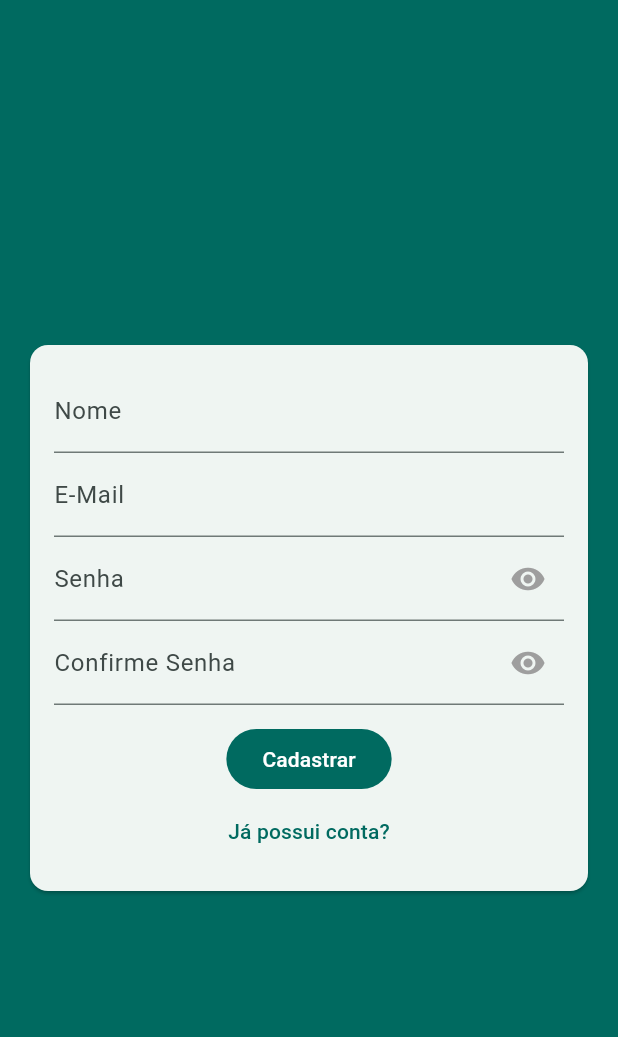
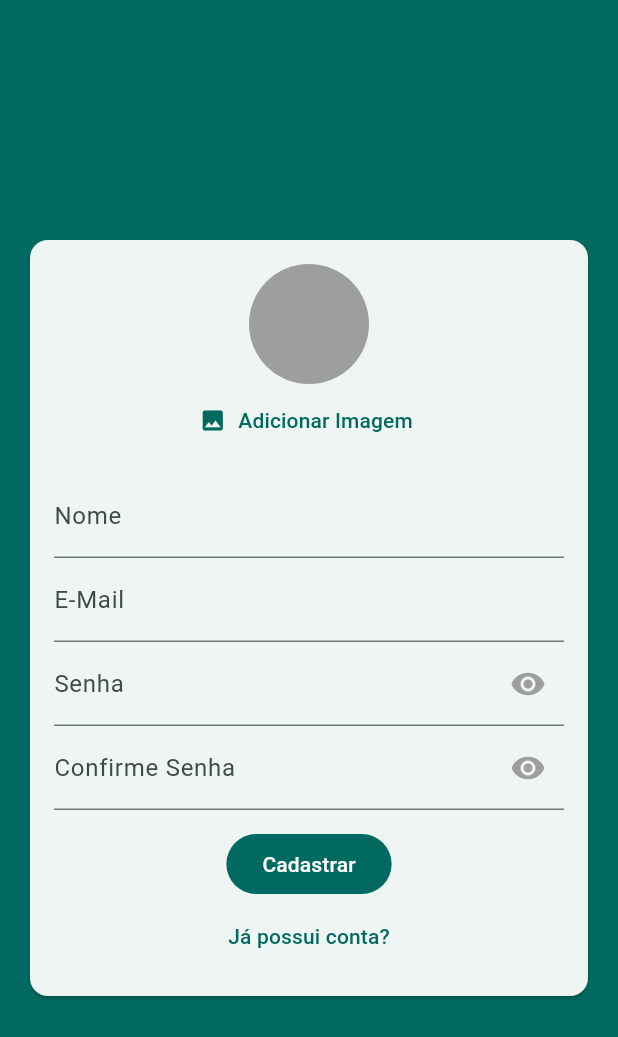
Before and after one commit to jhonatancassante/chat-flutter, a Flutter app: the screen it shows after launch, after a tap on "Entrar", after a tap on "Criar uma nova conta?", on a phone screen of 412 x 824 dp. Shown: the top 1037 px of the screen. Run offline on Flutter 3.47's test engine with Material 3 defaults, Android fonts, the phone set to English and light mode, and no system bars; our stand-ins replace image_picker.

Commit message:
feat: created functions to select image

```diff
--- a/lib/components/auth_form.dart
+++ b/lib/components/auth_form.dart
@@ -1,9 +1,11 @@
+import 'dart:io';
+
+import 'package:chat/components/user_image_picker.dart';
 import 'package:chat/models/auth_form_data.dart';
 import 'package:chat/validations/email_validation.dart';
 import 'package:chat/validations/name_validation.dart';
 import 'package:chat/validations/password_validation.dart';
 import 'package:flutter/material.dart';
-import 'package:flutter/widgets.dart';
 
 class AuthForm extends StatefulWidget {
   final void Function(AuthFormData) onSubmit;
@@ -20,9 +22,24 @@ class _AuthFormState extends State<AuthForm> {
   final _formKey = GlobalKey<FormState>();
   final _formData = AuthFormData();
 
+  void _handleImagePick(File image) => _formData.image = image;
+
+  void showError(String msg) {
+    ScaffoldMessenger.of(context).showSnackBar(
+      SnackBar(
+        content: Text(msg),
+        backgroundColor: Theme.of(context).colorScheme.error,
+      ),
+    );
+  }
+
   void _submit() {
     final isValid = _formKey.currentState?.validate() ?? false;
     if (!isValid) return;
+
+    if (_formData.image == null && _formData.isSignup) {
+      return showError('Imagem não selecionada!');
+    }
 
     widget.onSubmit(_formData);
   }
@@ -37,6 +54,10 @@ class _AuthFormState extends State<AuthForm> {
           key: _formKey,
           child: Column(
             children: [
+              if (_formData.isSignup)
+                UserImagePicker(
+                  onImagePick: _handleImagePick,
+                ),
               if (_formData.isSignup)
                 TextFormField(
                   key: const ValueKey('name'),
--- /dev/null
+++ b/lib/components/user_image_picker.dart
@@ -0,0 +1,59 @@
+import 'dart:io';
+
+import 'package:flutter/material.dart';
+import 'package:image_picker/image_picker.dart';
+
+class UserImagePicker extends StatefulWidget {
+  final void Function(File image) onImagePick;
+
+  const UserImagePicker({
+    super.key,
+    required this.onImagePick,
+  });
+
+  @override
+  State<UserImagePicker> createState() => _UserImagePickerState();
+}
+
+class _UserImagePickerState extends State<UserImagePicker> {
+  File? _image;
+
+  Future<void> _pickImage() async {
+    final picker = ImagePicker();
+    final pickedImage = await picker.pickImage(
+      source: ImageSource.gallery,
+      imageQuality: 50,
+      maxWidth: 150,
+    );
+
+    if (pickedImage != null) {
+      setState(() {
+        _image = File(pickedImage.path);
+
+        widget.onImagePick(_image!);
+      });
+    }
+  }
+
+  @override
+  Widget build(BuildContext context) {
+    return Column(
+      children: [
+        CircleAvatar(
+          radius: 40,
+          backgroundColor: Colors.grey,
+          backgroundImage: _image != null ? FileImage(_image!) : null,
+        ),
+        TextButton.icon(
+          onPressed: _pickImage,
+          label: const Text('Adicionar Imagem'),
+          icon: Icon(
+            Icons.image,
+            color: Theme.of(context).colorScheme.primary,
+          ),
+        ),
+        const SizedBox(height: 12),
+      ],
+    );
+  }
+}
```
Also changed, not shown: 1 other file.
